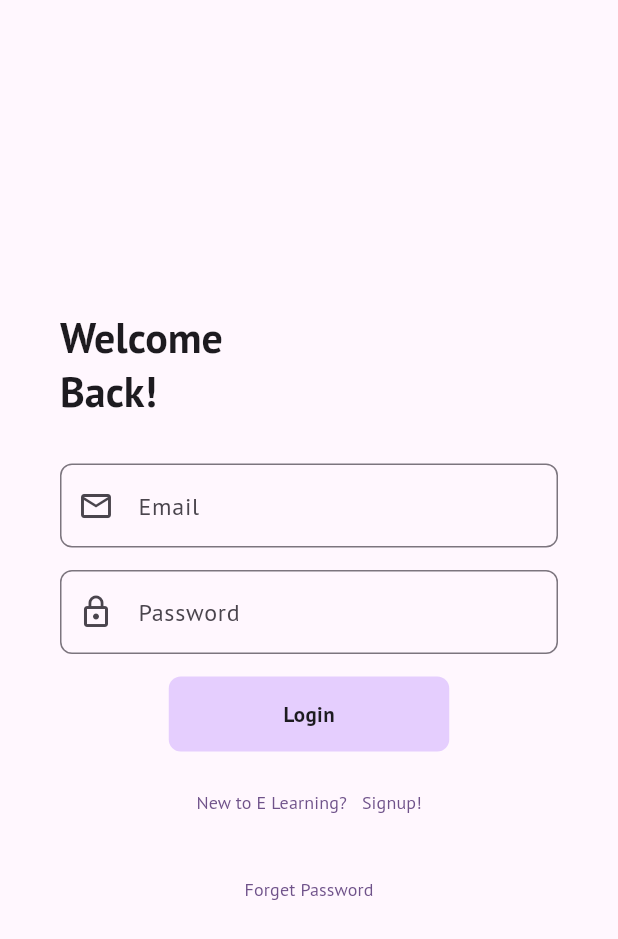
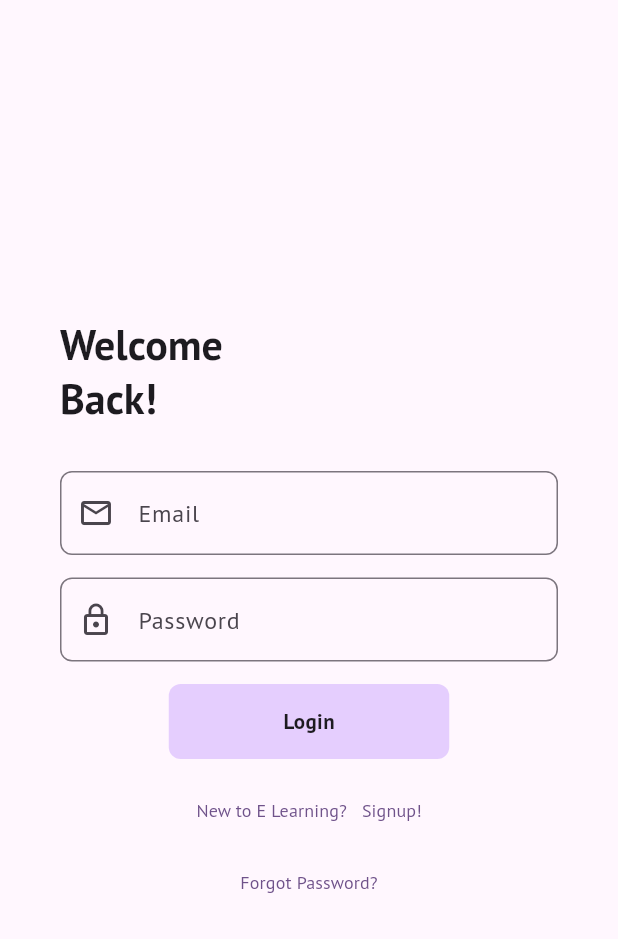
Before and after one commit to palman2003/e_learning, a Flutter app: the LoginPage screen opened directly, on a phone screen of 412 x 824 dp. Shown: the top 939 px of the screen. Run offline on Flutter 3.47's test engine with Material 3 defaults, Android fonts, the phone set to English and light mode, and no system bars; our stand-ins replace carousel_slider, flutter_dotenv, google_fonts, pinput, shared_preferences, showcaseview; missing offline and left inert: mongo_dart; accounts and stored records are empty.

Commit message:
added isLoading for forgot passs

```diff
--- a/flutter/lib/page/home.dart
+++ b/flutter/lib/page/home.dart
@@ -285,7 +285,7 @@
       appBar: AppBar(
         leading: Showcase(
           title: 'Drawer',
-          description: 'View your profile and logout via this',
+          description: 'Navigate across screens over here',
           key: _one,
           child: IconButton(
               onPressed: () {
@@ -533,7 +533,8 @@
                       onTap: instructionTap,
                       child: Showcase(
                         title: 'Instructions for Live Project ',
-                        description: 'Take Quiz here',
+                        description:
+                            'Learn how to upload images in the other app',
                         key: _five,
                         child: Container(
                           height: 160,
--- a/flutter/lib/page/login.dart
+++ b/flutter/lib/page/login.dart
@@ -26,7 +26,7 @@
   final TextEditingController _passwordController = TextEditingController();
   SharedPreferences? prefs = SharedPreferencesManager.preferences;
   bool isLoading = false;
-
+  bool isForgotPassLoading = false;
   void login() async {
     if (!_loginFormKey.currentState!.validate()) {
       return;
@@ -65,8 +65,10 @@
       await prefs?.setString("branch", responseData["branch"]);
       await prefs?.setBool("isIntroFinished", responseData["progress"][0]);
       await prefs?.setBool("isModuleFinished", responseData["progress"][1]);
-      await prefs?.setBool("isInstructionFinished", responseData["progress"][2]);
-      await prefs?.setBool("isImageUploadFinished", responseData["progress"][3]);
+      await prefs?.setBool(
+          "isInstructionFinished", responseData["progress"][2]);
+      await prefs?.setBool(
+          "isImageUploadFinished", responseData["progress"][3]);
       await prefs?.setBool("isCaseStudyFinished", responseData["progress"][4]);
 
       setState(() {
@@ -136,6 +138,9 @@
       );
       return;
     }
+    setState(() {
+      isForgotPassLoading = true;
+    });
 
     try {
       var response = await http.post(
@@ -179,6 +184,10 @@
           ),
         ),
       );
+    } finally {
+      setState(() {
+        isForgotPassLoading = false;
+      });
     }
   }
 
@@ -297,14 +306,15 @@
                             style: TextStyle(fontSize: 12),
                           ),
                         ),
-                        const SizedBox(height: 10),
+                        // const SizedBox(height: 5),
                         TextButton(
-                          onPressed: forgetPassword,
-                          child: const Text(
-                            "Forget Password",
-                            style: TextStyle(fontSize: 12),
-                          ),
-                        ),
+                            onPressed: forgetPassword,
+                            child: isForgotPassLoading
+                                ? CircularProgressIndicator()
+                                : const Text(
+                                    "Forgot Password?",
+                                    style: TextStyle(fontSize: 12),
+                                  )),
                       ],
                     ),
                   ),
```
Also changed, not shown: flutter/lib/page/forget_password.dart (+26 -4 lines), flutter/lib/page/module.dart (+7 -3 lines).
